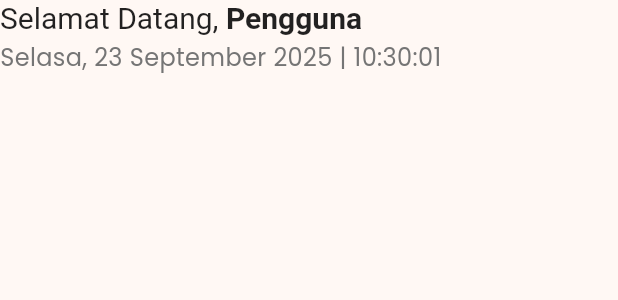
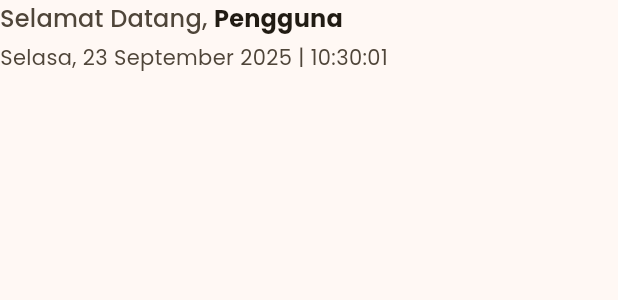
Before and after one commit to gerrybagaskoro/absensi_ppkdjp_b3, a Flutter app: the HeaderSection widget shown alone on an empty page, opened directly, on a phone screen of 412 x 824 dp. Shown: the top 300 px of the screen. Run offline on Flutter 3.47's test engine with Material 3 defaults, Android fonts, the phone set to English and light mode, and no system bars; our stand-ins replace animate_do, geocoding, geolocator, google_fonts, google_maps_flutter, image_picker and 5 more; accounts and stored records are empty; network calls fail.

Commit message:
fix header & location card

```diff
--- a/lib/widgets/absensi/header_section.dart
+++ b/lib/widgets/absensi/header_section.dart
@@ -1,3 +1,4 @@
+// HEADER SECTION
 import 'dart:async';
 
 import 'package:absensi_ppkdjp_b3/api/profile_service.dart';
@@ -6,7 +7,6 @@ import 'package:intl/intl.dart';
 
 class HeaderSection extends StatefulWidget {
   const HeaderSection({super.key});
-
   @override
   State<HeaderSection> createState() => _HeaderSectionState();
 }
@@ -24,25 +24,16 @@ class _HeaderSectionState extends State<HeaderSection> {
   }
 
   void _startClock() {
-    _timer = Timer.periodic(const Duration(seconds: 1), (timer) {
-      setState(() {
-        _currentDateTime = DateTime.now();
-      });
+    _timer = Timer.periodic(const Duration(seconds: 1), (_) {
+      setState(() => _currentDateTime = DateTime.now());
     });
   }
 
   Future<void> _loadProfile() async {
     final profile = await ProfileService.fetchProfile();
-    if (profile?.data?.name != null) {
     setState(() {
-        _userName = profile!.data!.name!;
+      _userName = profile?.data?.name ?? "Pengguna";
     });
-    } else {
-      final cached = await ProfileService.getProfileFromCache();
-      setState(() {
-        _userName = cached?['name'] ?? "Pengguna";
-      });
-    }
   }
 
   @override
@@ -54,12 +45,7 @@ class _HeaderSectionState extends State<HeaderSection> {
   @override
   Widget build(BuildContext context) {
     final theme = Theme.of(context);
-    final primaryTextColor = theme.brightness == Brightness.light
-        ? Colors.black87
-        : Colors.white;
-    final secondaryTextColor = theme.brightness == Brightness.light
-        ? Colors.grey[600]
-        : Colors.white70;
+    final colorScheme = theme.colorScheme;
 
     final formattedDate = DateFormat(
       'EEEE, dd MMMM yyyy',
@@ -73,37 +59,32 @@ class _HeaderSectionState extends State<HeaderSection> {
     return Column(
       crossAxisAlignment: CrossAxisAlignment.start,
       children: [
-        // Selamat Datang + username tanpa marquee
-        RichText(
-          text: TextSpan(
+        Row(
           children: [
-              TextSpan(
-                text: "Selamat Datang, ",
-                style: TextStyle(
-                  fontSize: 20,
-                  fontWeight: FontWeight.normal,
-                  color: primaryTextColor,
+            Text(
+              "Selamat Datang, ",
+              style: theme.textTheme.titleMedium?.copyWith(
+                color: colorScheme.onSurfaceVariant,
               ),
             ),
-              TextSpan(
-                text: _userName ?? "Memuat...",
-                style: TextStyle(
-                  fontSize: 20,
+            Expanded(
+              child: Text(
+                _userName ?? "Memuat...",
+                style: theme.textTheme.titleMedium?.copyWith(
                   fontWeight: FontWeight.bold,
-                  color: primaryTextColor,
+                  color: colorScheme.onSurface,
+                  overflow: TextOverflow.ellipsis,
+                ),
               ),
             ),
           ],
         ),
-          maxLines: 1,
-          overflow:
-              TextOverflow.ellipsis, // kalau terlalu panjang, potong dengan ...
-        ),
         const SizedBox(height: 4),
-        // Tanggal + waktu
         Text(
           "$formattedDate | $formattedTime",
-          style: TextStyle(fontSize: 16, color: secondaryTextColor),
+          style: theme.textTheme.bodyMedium?.copyWith(
+            color: colorScheme.onSurfaceVariant,
+          ),
         ),
       ],
     );
```
Also changed, not shown: lib/widgets/absensi/location_card.dart (+32 -28 lines). Lines whose indentation alone changed are shown as unchanged.
